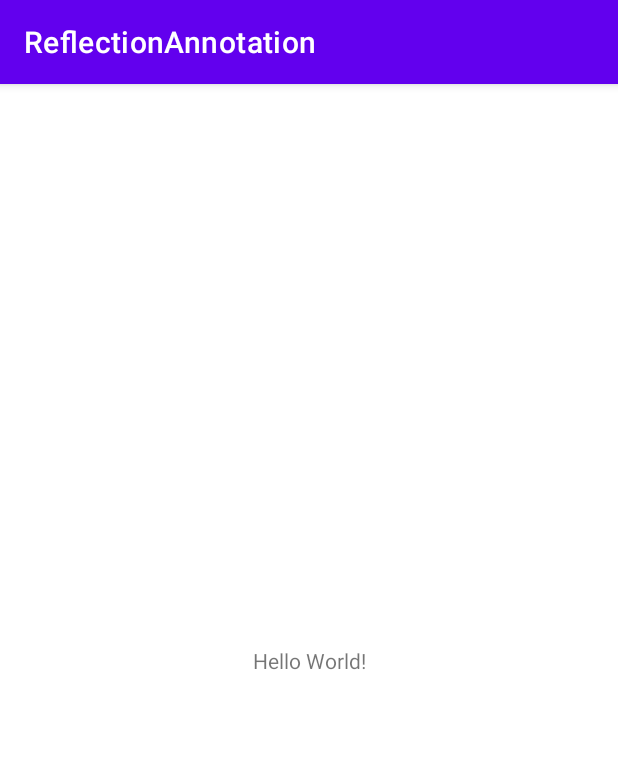
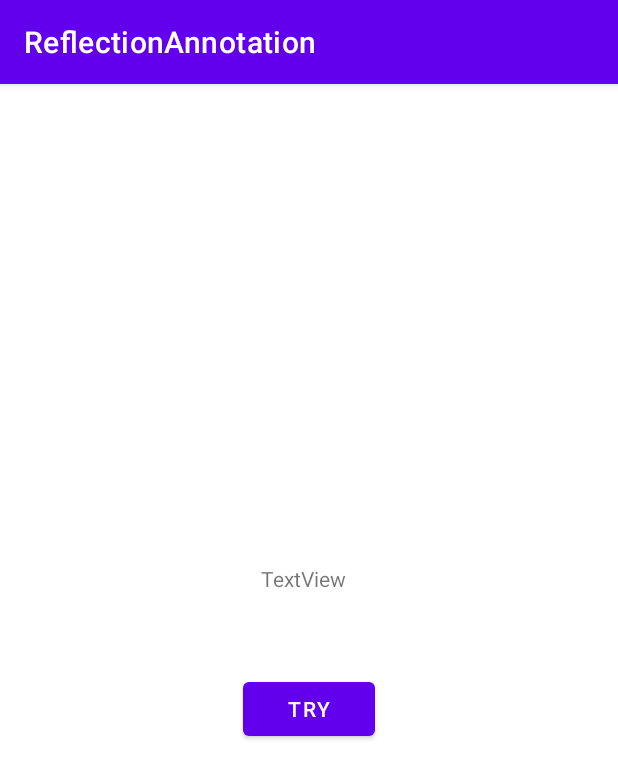
Before and after one commit to isilay-subasi/Reflection-Annotation, an Android app: the screen it shows after launch (MainActivity), on a phone screen of 412 x 824 dp. Shown: the top 779 px of the screen. Run offline under Robolectric (Android 15) with nearby library versions, the phone set to English and light mode, and no system bars.

Commit message:
TranslateAnnotation

```diff
--- a/app/build.gradle
+++ b/app/build.gradle
@@ -1,6 +1,7 @@
 plugins {
     id 'com.android.application'
     id 'kotlin-android'
+    id 'kotlin-android-extensions'
 }
 
 android {
--- /dev/null
+++ b/app/src/main/java/com/example/reflectionannotation/KBindTranslateView.kt
@@ -0,0 +1,10 @@
+package com.example.reflectionannotation
+
+@Retention(AnnotationRetention.RUNTIME)
+@Target(AnnotationTarget.FIELD) // Nerde kullanmak istiyorum, işaretlemek
+annotation class KBindTranslateView(val value : Int,val key : String ) {
+
+
+
+
+}
--- /dev/null
+++ b/app/src/main/java/com/example/reflectionannotation/KViewBindTranslator.kt
@@ -0,0 +1,33 @@
+package com.example.reflectionannotation
+
+import android.app.Activity
+import android.widget.TextView
+import java.util.*
+
+object KViewBindTranslator {
+
+    fun bindAndTranslate(target : Activity){
+
+        val language = Locale.getDefault().language
+        val Json = TrasnlateJson().getTranslateJson()
+
+        for (field in target.javaClass.declaredFields){
+            val currentAnnotaton = field.getAnnotation(KBindTranslateView::class.java)
+            //annotation boş değilse:
+            currentAnnotaton.let {
+                val translateMessage=Json.getJSONObject(it.key).getString(language)//key olarak tanımladığım try gelmiş olacak.
+
+                field.set(target,target.findViewById(it.value))
+                if(TextView::class.java.isAssignableFrom(field.type)){
+                    (target.findViewById(currentAnnotaton.value) as TextView)
+                        .text=translateMessage
+                }
+            }
+
+
+        }
+
+    }
+
+
+}
--- a/app/src/main/java/com/example/reflectionannotation/MainActivity.kt
+++ b/app/src/main/java/com/example/reflectionannotation/MainActivity.kt
@@ -1,13 +1,23 @@
 package com.example.reflectionannotation
 
+import android.annotation.SuppressLint
 import androidx.appcompat.app.AppCompatActivity
 import android.os.Bundle
 import android.util.Log
+import androidx.appcompat.widget.AppCompatButton
 
 class MainActivity : AppCompatActivity() {
+    @KBindTranslateView(value = R.id.button,key = "try")
+    lateinit var tryButton : AppCompatButton
+
     override fun onCreate(savedInstanceState: Bundle?) {
         super.onCreate(savedInstanceState)
         setContentView(R.layout.activity_main)
+
+
+        tryButton = findViewById(R.id.button)
+
+        KViewBindTranslator.bindAndTranslate(this)
 
         val student = Student("isil",25,false)
         unknownInput(student)
@@ -15,6 +25,7 @@ class MainActivity : AppCompatActivity() {
 
     }
 
+    @SuppressLint("LongLogTag")
     fun unknownInput(input : Any){
 
         //gelen inputu java classa çevirdim.
--- /dev/null
+++ b/app/src/main/java/com/example/reflectionannotation/TrasnlateJson.kt
@@ -0,0 +1,37 @@
+package com.example.reflectionannotation
+
+import org.json.JSONObject
+
+class TrasnlateJson {
+
+    private fun provideTranslateString() : String{
+        return "{\n" +
+                "  \"try\": {\n" +
+                "    \"tr\": \"Dene\",\n" +
+                "    \"en\": \"Try\"\n" +
+                "  },\n" +
+                "  \"play_again\": {\n" +
+                "    \"tr\": \"Tekrar Oyna\",\n" +
+                "    \"en\": \"Play Again\"\n" +
+                "  },\n" +
+                "  \"exit\": {\n" +
+                "    \"tr\": \"Çıkış Yap\",\n" +
+                "    \"en\": \"Exit\"\n" +
+                "  },\n" +
+                "  \"successful_message\": {\n" +
+                "    \"tr\": \"Tebrikler bildiniz!\",\n" +
+                "    \"en\": \"Congratulations!\"\n" +
+                "  },\n" +
+                "  \"fail_message\": {\n" +
+                "    \"tr\": \"Bilemediniz, tekrar deneyin!\",\n" +
+                "    \"en\": \"You can be better, play again!\"\n" +
+                "  }\n" +
+                "}"
+
+    }
+
+
+    fun getTranslateJson() : JSONObject{
+        return JSONObject((this.provideTranslateString()))
+    }
+}
--- a/app/src/main/res/layout/activity_main.xml
+++ b/app/src/main/res/layout/activity_main.xml
@@ -4,15 +4,29 @@
     xmlns:tools="http://schemas.android.com/tools"
     android:layout_width="match_parent"
     android:layout_height="match_parent"
-    tools:context=".MainActivity">
+    tools:context=".MainActivity"
+
+
+    >
+
+    <Button
+        android:id="@+id/button"
+        android:layout_width="wrap_content"
+        android:layout_height="wrap_content"
+        android:layout_marginBottom="327dp"
+        android:text="Button"
+        app:layout_constraintBottom_toBottomOf="parent"
+        app:layout_constraintEnd_toEndOf="parent"
+        app:layout_constraintStart_toStartOf="parent" />
 
     <TextView
+        android:id="@+id/textView"
         android:layout_width="wrap_content"
         android:layout_height="wrap_content"
-        android:text="Hello World!"
-        app:layout_constraintBottom_toBottomOf="parent"
-        app:layout_constraintLeft_toLeftOf="parent"
-        app:layout_constraintRight_toRightOf="parent"
-        app:layout_constraintTop_toTopOf="parent" />
-
+        android:layout_marginStart="12dp"
+        android:layout_marginLeft="12dp"
+        android:layout_marginBottom="53dp"
+        android:text="TextView"
+        app:layout_constraintBottom_toTopOf="@+id/button"
+        app:layout_constraintStart_toStartOf="@+id/button" />
 </androidx.constraintlayout.widget.ConstraintLayout>
```
Also changed, not shown: 1 other file.
